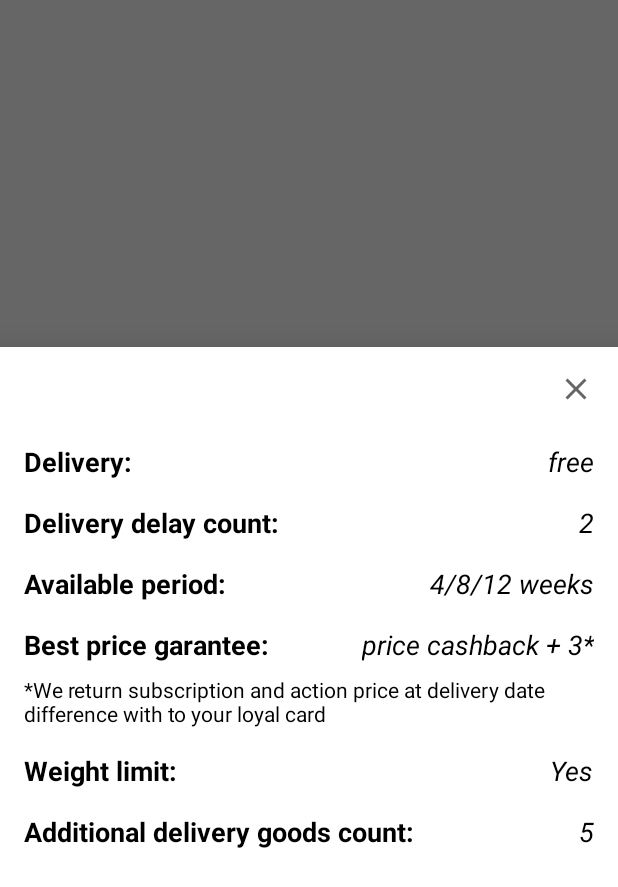
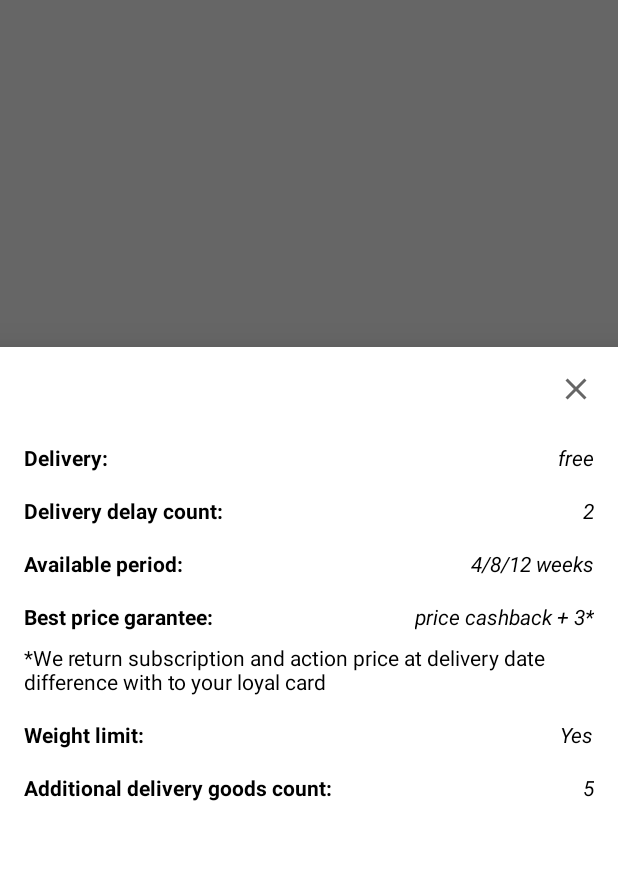
Before and after one commit to dishkakrauch/Kotlin, an Android app: the fragment Subs2Fragment placed in its activity, on a phone screen of 412 x 824 dp. Shown: the top 887 px of the screen. Run offline under Robolectric (Android 15) with nearby library versions, the phone set to English and light mode, and no system bars; our stand-ins replace navigation-ui; 5 statements that could not run were skipped.

Commit message:
Задел на первый лист

```diff
--- a/MagnitSubscription/app/src/main/res/layout/fragment_subs2.xml
+++ b/MagnitSubscription/app/src/main/res/layout/fragment_subs2.xml
@@ -21,7 +21,7 @@
         android:layout_marginTop="16dp"
         android:text="@string/recomendation"
         android:textColor="@color/black"
-        android:textSize="18sp"
+        android:textSize="14sp"
         android:textStyle="bold"
         app:layout_constraintEnd_toEndOf="@+id/tvSub2Lmt"
         app:layout_constraintHorizontal_bias="0.0"
@@ -35,7 +35,7 @@
         android:layout_marginTop="16dp"
         android:text="@string/yes"
         android:textColor="@color/black"
-        android:textSize="18sp"
+        android:textSize="14sp"
         android:textStyle="italic"
         app:layout_constraintEnd_toEndOf="@+id/tvSub2CshBckDsc"
         app:layout_constraintHorizontal_bias="1.0"
@@ -49,7 +49,7 @@
         android:layout_marginTop="16dp"
         android:text="5"
         android:textColor="@color/black"
-        android:textSize="18sp"
+        android:textSize="14sp"
         android:textStyle="italic"
         app:layout_constraintEnd_toEndOf="@+id/tvSub2Yes"
         app:layout_constraintHorizontal_bias="1.0"
@@ -89,7 +89,7 @@
         android:layout_marginTop="16dp"
         android:text="@string/best_price"
         android:textColor="@color/black"
-        android:textSize="18sp"
+        android:textSize="14sp"
         android:textStyle="bold"
         app:layout_constraintEnd_toEndOf="@+id/tvSub2Prd"
         app:layout_constraintHorizontal_bias="0.0"
@@ -103,7 +103,7 @@
         android:layout_marginTop="16dp"
         android:text="@string/weight"
         android:textColor="@color/black"
-        android:textSize="18sp"
+        android:textSize="14sp"
         android:textStyle="bold"
         app:layout_constraintEnd_toEndOf="@+id/tvSub2CshBckDsc"
         app:layout_constraintHorizontal_bias="0.0"
@@ -117,7 +117,7 @@
         android:layout_marginTop="16dp"
         android:text="@string/cashback_s2"
         android:textColor="@color/black"
-        android:textSize="18sp"
+        android:textSize="14sp"
         android:textStyle="italic"
         app:layout_constraintEnd_toEndOf="@+id/tvSub2Wks"
         app:layout_constraintHorizontal_bias="1.0"
@@ -131,7 +131,7 @@
         android:layout_marginTop="16dp"
         android:text="@string/period"
         android:textColor="@color/black"
-        android:textSize="18sp"
+        android:textSize="14sp"
         android:textStyle="bold"
         app:layout_constraintEnd_toEndOf="@+id/tvSub2Del"
         app:layout_constraintHorizontal_bias="0.0"
@@ -145,7 +145,7 @@
         android:layout_marginTop="16dp"
         android:text="@string/weeks"
         android:textColor="@color/black"
-        android:textSize="18sp"
+        android:textSize="14sp"
         android:textStyle="italic"
         app:layout_constraintEnd_toEndOf="@+id/tvSub2DelCnt"
         app:layout_constraintHorizontal_bias="1.0"
@@ -159,7 +159,7 @@
         android:layout_marginTop="16dp"
         android:text="@string/delay"
         android:textColor="@color/black"
-        android:textSize="18sp"
+        android:textSize="14sp"
         android:textStyle="bold"
         app:layout_constraintEnd_toEndOf="@+id/tvDlvrSub2"
         app:layout_constraintHorizontal_bias="0.0"
@@ -173,7 +173,7 @@
         android:layout_marginTop="16dp"
         android:text="2"
         android:textColor="@color/black"
-        android:textSize="18sp"
+        android:textSize="14sp"
         android:textStyle="italic"
         app:layout_constraintEnd_toEndOf="@+id/tvSub2Fr"
         app:layout_constraintHorizontal_bias="1.0"
@@ -189,7 +189,7 @@
         android:layout_marginTop="64dp"
         android:text="@string/delivery"
         android:textColor="@color/black"
-        android:textSize="18sp"
+        android:textSize="14sp"
         android:textStyle="bold"
         app:layout_constraintStart_toStartOf="parent"
         app:layout_constraintTop_toTopOf="parent" />
@@ -205,7 +205,7 @@
         android:layout_marginRight="16dp"
         android:text="@string/free"
         android:textColor="@color/black"
-        android:textSize="18sp"
+        android:textSize="14sp"
         android:textStyle="italic"
         app:layout_constraintBottom_toBottomOf="parent"
         app:layout_constraintEnd_toEndOf="parent"
--- a/MagnitSubscription/app/src/main/res/values/strings.xml
+++ b/MagnitSubscription/app/src/main/res/values/strings.xml
@@ -40,4 +40,6 @@
     <string name="cashback_s3">price cashback + 1*</string>
     <string name="cashback_s4">price cashback*</string>
     <string name="cashback">*We return subscription and action price at delivery date difference with to your loyal card</string>
+    <string name="search">Search goods</string>
+    <string name="your_subs">Your subscription</string>
 </resources>
```
Also changed, not shown: MagnitSubscription/app/src/main/res/layout/fragment_home.xml (+44 -1 lines), MagnitSubscription/app/src/main/res/layout/fragment_subs1.xml (+12 -12 lines), MagnitSubscription/app/src/main/res/layout/fragment_subs3.xml (+12 -12 lines), MagnitSubscription/app/src/main/res/layout/fragment_subs4.xml (+12 -12 lines), 1 other file.
